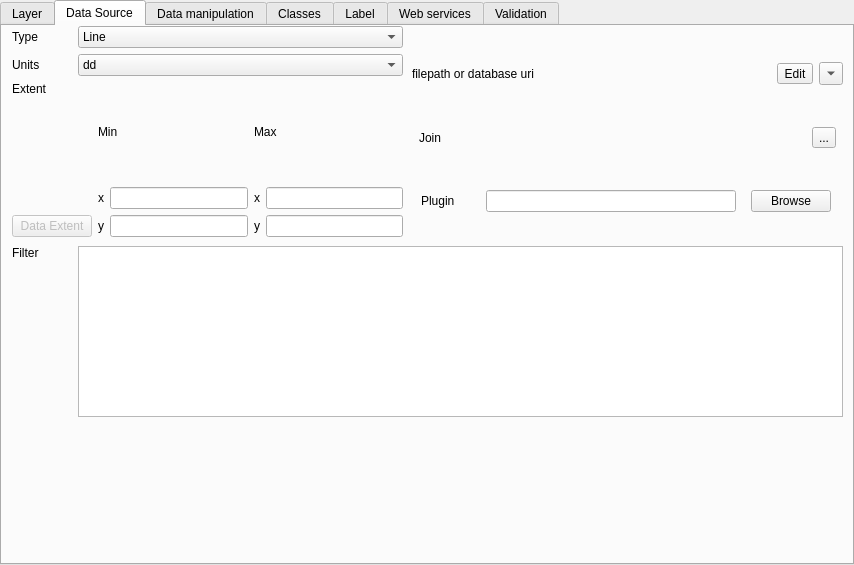
Above: layersettingsvector.ui from QMapfileEditor/QMapfileEditor before the change. Below: the same form after it.
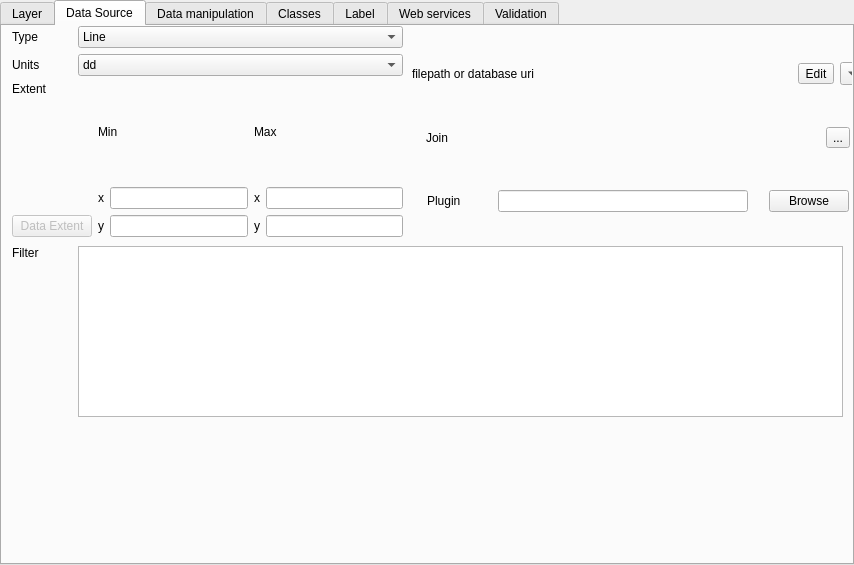
That is the form after the change. The open tabs and pages were chosen to show the change. Icons and pictures are not drawn.

```diff
--- a/layersettingsvector.ui
+++ b/layersettingsvector.ui
@@ -941,7 +941,7 @@
      <rect>
       <x>410</x>
       <y>0</y>
-      <width>431</width>
+      <width>462</width>
       <height>222</height>
      </rect>
     </property>
```
Left out of the diff: 16 changed lines with no effect on the pictures.
